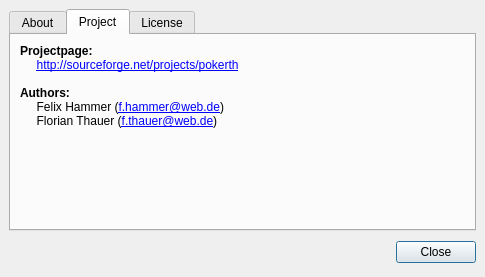
The window that src/gui/qt/aboutpokerth.ui (pokerth/pokerth) describes before a commit, drawn with Qt 5.
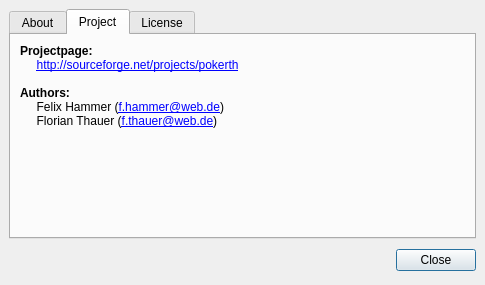
The same window after the commit. The open tabs and pages were chosen to show the change.

Patch:
```diff
--- a/src/gui/qt/aboutpokerth.ui
+++ b/src/gui/qt/aboutpokerth.ui
@@ -6,7 +6,7 @@
     <x>0</x>
     <y>0</y>
     <width>485</width>
-    <height>277</height>
+    <height>285</height>
    </rect>
   </property>
   <property name="windowTitle" >
```
Left out of the diff: 6 changed lines with no effect on the pictures.
